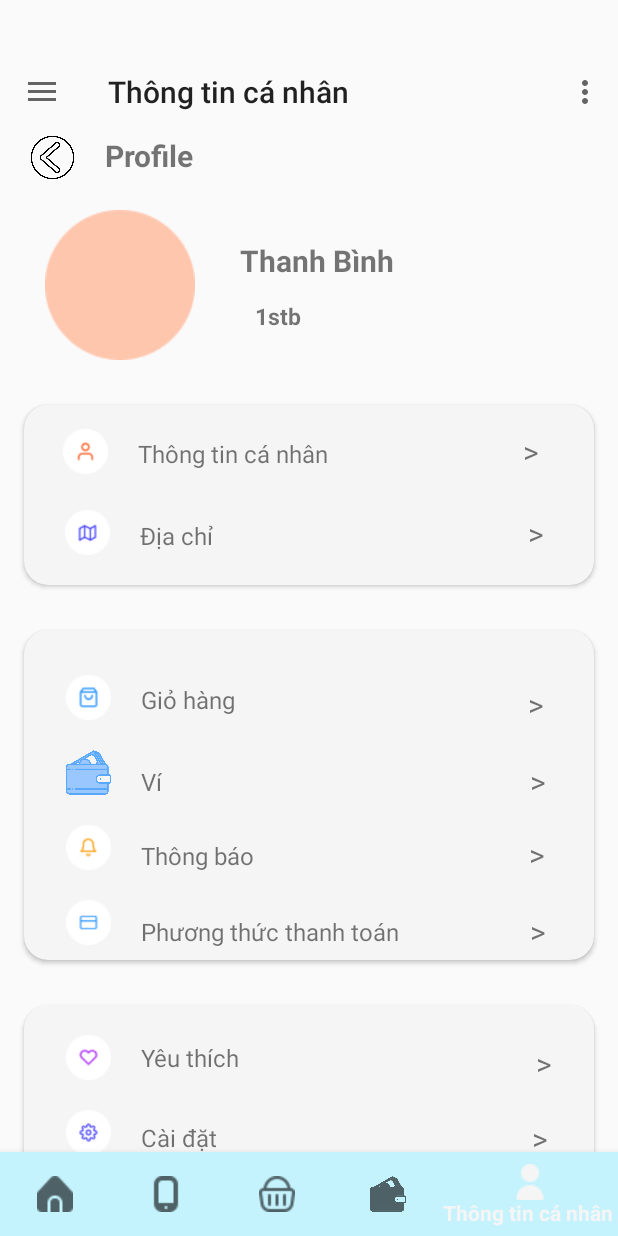
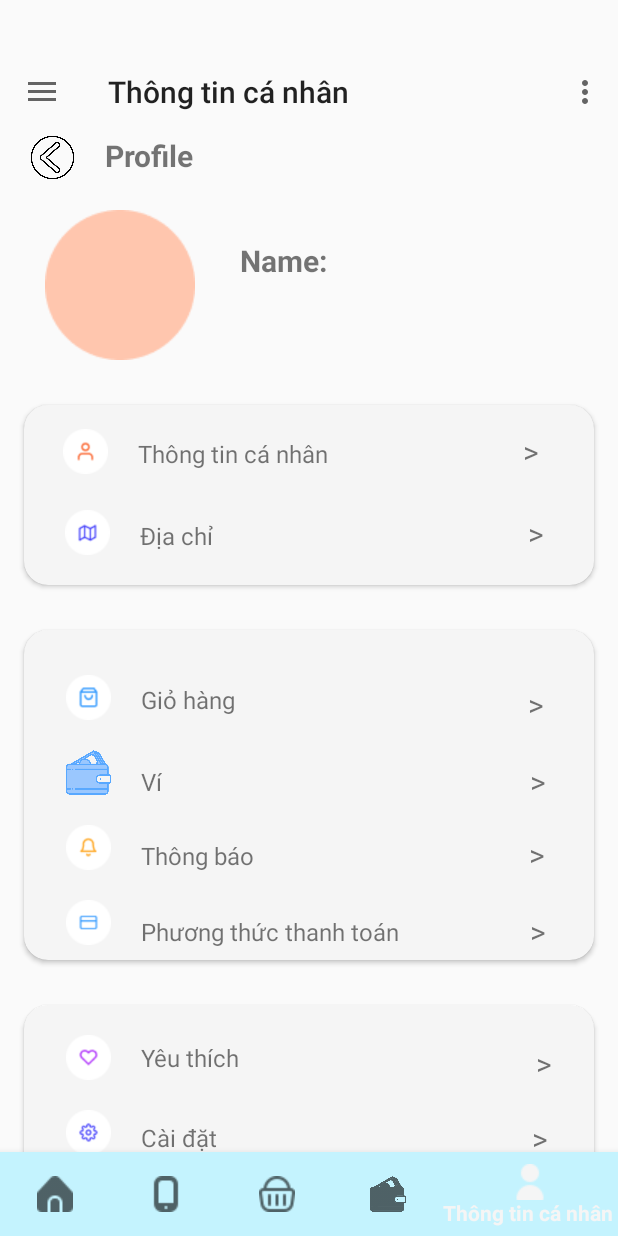
Before and after one commit to annvph49421/Duan1, an Android app: the screen it shows after launch (Home), item 5 of the bottom bar chosen, on a phone screen of 412 x 824 dp. Run offline under Robolectric (Android 15) with nearby library versions, the light colour scheme and no system bars; our stand-ins replace Firebase (no records; nobody signed in at launch, a user with empty details on screens opened directly).

Commit message:
TTCaNhan

```diff
--- a/app/src/main/java/com/example/duan1/Home/Home.java
+++ b/app/src/main/java/com/example/duan1/Home/Home.java
@@ -96,7 +96,7 @@ public class Home extends AppCompatActivity {
                 }
             } else if (id == R.id.mbphone) {
                 toolBar.setTitle("Danh sách điện thoại");
-                fragment = QuanLyDTFragment.newInstance();
+                fragment = DSDienThoaiFragment.newInstance();
             }else if (id == R.id.mbgiohang) {
                 // Chuyển sang màn hình giỏ hàng
                 Intent intent = new Intent(Home.this, CartActivity.class);
--- a/app/src/main/java/com/example/duan1/ManHinhTT/TTCaNhanFragment.java
+++ b/app/src/main/java/com/example/duan1/ManHinhTT/TTCaNhanFragment.java
@@ -14,6 +14,8 @@ import android.widget.TextView;
 
 import com.example.duan1.ManHinhLogin.ManHinhLogin;
 import com.example.duan1.R;
+import com.google.firebase.auth.FirebaseAuth;
+import com.google.firebase.auth.FirebaseUser;
 
 /**
  * A simple {@link Fragment} subclass.
@@ -21,7 +23,7 @@ import com.example.duan1.R;
  * create an instance of this fragment.
  */
 public class TTCaNhanFragment extends Fragment {
-
+    private FirebaseAuth auth;
 
     public TTCaNhanFragment() {
         // Required empty public constructor
@@ -50,7 +52,17 @@ public class TTCaNhanFragment extends Fragment {
     public void onViewCreated(@NonNull View view, @Nullable Bundle savedInstanceState) {
         TextView tvLogout = view.findViewById(R.id.tvLogout);
         TextView tvTTCN = view.findViewById(R.id.tvTTCN);
+        TextView tvTen = view.findViewById(R.id.tvTen);
 
+        auth = FirebaseAuth.getInstance();
+
+
+        FirebaseUser user = auth.getCurrentUser();
+        if(user != null){
+            tvTen.setText(user.getDisplayName());
+        }else{
+            tvTen.setText("Name: ");
+        }
         //Thông tin cá nhân
         tvTTCN.setOnClickListener(new View.OnClickListener() {
             @Override
--- a/app/src/main/res/layout/fragment_t_t_ca_nhan.xml
+++ b/app/src/main/res/layout/fragment_t_t_ca_nhan.xml
@@ -44,6 +44,7 @@
             android:layout_marginLeft="30dp"/>
 
         <TextView
+            android:id="@+id/tvTen"
             android:layout_width="wrap_content"
             android:layout_height="wrap_content"
             android:text="Thanh Bình"
@@ -55,14 +56,7 @@
 
 
     </LinearLayout>
-    <TextView
-        android:layout_width="wrap_content"
-        android:layout_height="wrap_content"
-        android:text="1stb"
-        android:layout_marginTop="130dp"
-        android:textSize="15dp"
-        android:layout_marginLeft="170dp"
-        android:textStyle="bold"/>
+
 
     <androidx.cardview.widget.CardView
         android:layout_width="380dp"
```
